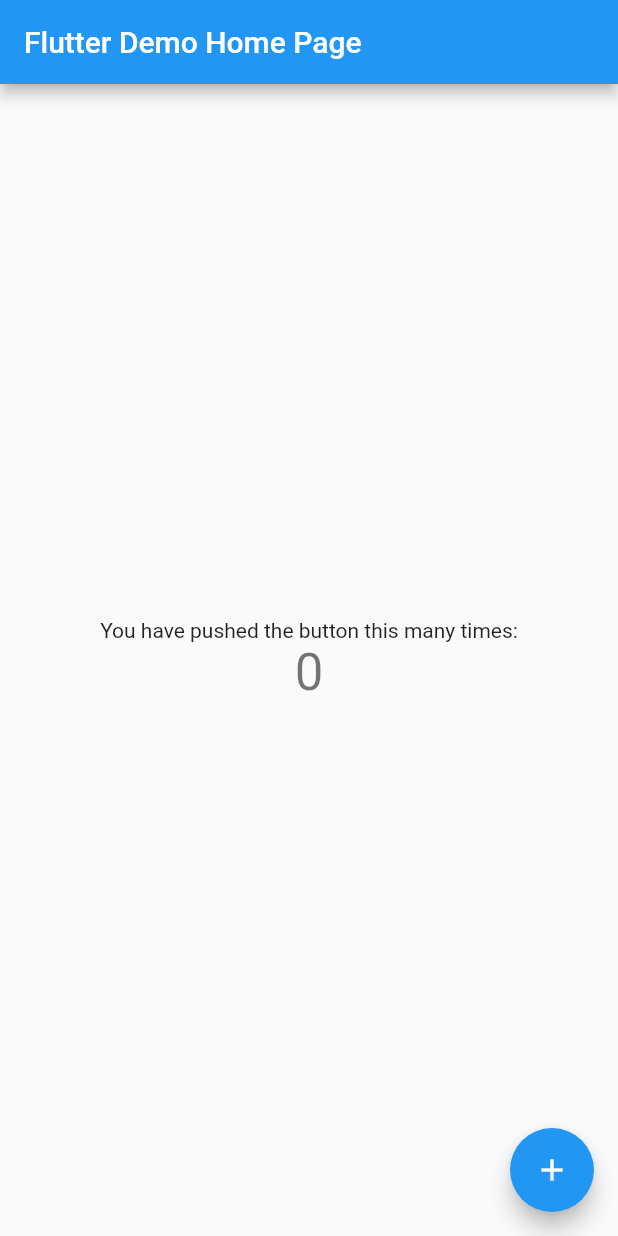
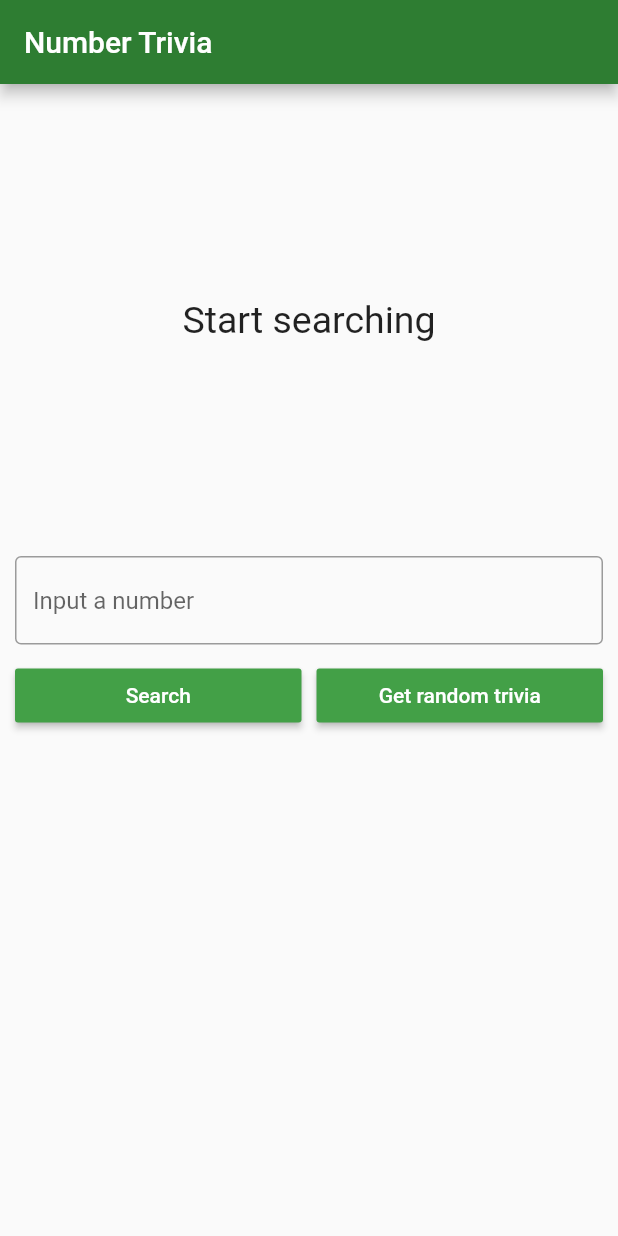
Before and after one commit to D-Alegria/number-trivia-app, a Flutter app: the screen it shows after launch, on a phone screen of 412 x 824 dp. Run offline on Flutter 3.47's test engine with Material 2 defaults, Android fonts, the phone set to English and light mode, and no system bars; our stand-ins replace bloc, dartz, data_connection_checker, equatable, flutter_bloc, get_it and 1 more.

Commit message:
Added presentation layer

```diff
--- /dev/null
+++ b/lib/features/number_trivia/presentation/pages/number_trivia_page.dart
@@ -0,0 +1,58 @@
+import 'package:flutter/material.dart';
+import 'package:flutter_bloc/flutter_bloc.dart';
+import 'package:number_trivia/features/number_trivia/presentation/bloc/bloc.dart';
+import 'package:number_trivia/features/number_trivia/presentation/widgets/widgets.dart';
+
+import '../../../../injection_container.dart';
+
+///Created by Demilade Oladugba on 4/8/2020
+
+class NumberTriviaPage extends StatelessWidget {
+  @override
+  Widget build(BuildContext context) {
+    return Scaffold(
+      appBar: AppBar(
+        title: Text('Number Trivia'),
+      ),
+      body: BlocProvider(
+        builder: (_) => sl<NumberTriviaBloc>(),
+        child: SingleChildScrollView(
+          child: Center(
+            child: Padding(
+              padding: const EdgeInsets.all(10),
+              child: Column(
+                children: <Widget>[
+                  SizedBox(height: 10),
+                  //Top Half
+                  BlocBuilder<NumberTriviaBloc, NumberTriviaState>(
+                    builder: (context, state) {
+                      if (state is Empty) {
+                        return MessageDisplay(
+                          message: 'Start searching',
+                        );
+                      } else if (state is Loading) {
+                        return LoadingWidget();
+                      } else if (state is Loaded) {
+                        return TriviaDisplay(
+                          numberTrivia: state.trivia,
+                        );
+                      } else if (state is Error) {
+                        return MessageDisplay(
+                          message: state.message,
+                        );
+                      }
+                      return null;
+                    },
+                  ),
+                  SizedBox(height: 20),
+                  //Bottom Half
+                  TriviaControls()
+                ],
+              ),
+            ),
+          ),
+        ),
+      ),
+    );
+  }
+}
--- /dev/null
+++ b/lib/features/number_trivia/presentation/widgets/message_display.dart
@@ -0,0 +1,25 @@
+import 'package:flutter/material.dart';
+
+///Created by Demilade Oladugba on 4/8/2020
+
+class MessageDisplay extends StatelessWidget {
+  final String message;
+
+  const MessageDisplay({Key key, this.message}) : super(key: key);
+
+  @override
+  Widget build(BuildContext context) {
+    return Container(
+      height: MediaQuery.of(context).size.height / 3,
+      child: Center(
+        child: SingleChildScrollView(
+          child: Text(
+            message,
+            style: TextStyle(fontSize: 25),
+            textAlign: TextAlign.center,
+          ),
+        ),
+      ),
+    );
+  }
+}
--- /dev/null
+++ b/lib/features/number_trivia/presentation/widgets/trivia_controls.dart
@@ -0,0 +1,74 @@
+import 'package:flutter/material.dart';
+import 'package:flutter_bloc/flutter_bloc.dart';
+import 'package:number_trivia/features/number_trivia/presentation/bloc/number_trivia_bloc.dart';
+import 'package:number_trivia/features/number_trivia/presentation/bloc/number_trivia_event.dart';
+
+///Created by Demilade Oladugba on 4/8/2020
+
+class TriviaControls extends StatefulWidget {
+  @override
+  _TriviaControlsState createState() => _TriviaControlsState();
+}
+
+class _TriviaControlsState extends State<TriviaControls> {
+  final controller = TextEditingController();
+  String inputStr;
+
+  @override
+  Widget build(BuildContext context) {
+    return Column(
+      children: <Widget>[
+        TextField(
+          controller: controller,
+          keyboardType: TextInputType.number,
+          onChanged: (value) {
+            inputStr = value;
+          },
+          onSubmitted: (_) {
+            dispatchConcrete();
+          },
+          decoration: InputDecoration(
+            border: OutlineInputBorder(),
+            hintText: 'Input a number',
+          ),
+        ),
+        SizedBox(height: 10),
+        Row(children: <Widget>[
+          Expanded(
+            child: RaisedButton(
+              onPressed: () {
+                dispatchConcrete();
+              },
+              child: Text('Search'),
+              color: Theme.of(context).accentColor,
+              textTheme: ButtonTextTheme.primary,
+            ),
+          ),
+          SizedBox(width: 10),
+          Expanded(
+            child: RaisedButton(
+              onPressed: () {
+                dispatchRandom();
+              },
+              child: Text('Get random trivia'),
+              color: Theme.of(context).accentColor,
+              textTheme: ButtonTextTheme.primary,
+            ),
+          ),
+        ])
+      ],
+    );
+  }
+
+  void dispatchConcrete() {
+    controller.clear();
+    BlocProvider.of<NumberTriviaBloc>(context)
+        .dispatch(GetTriviaForConcreteNumber(numberString: inputStr));
+  }
+
+  void dispatchRandom() {
+    controller.clear();
+    BlocProvider.of<NumberTriviaBloc>(context)
+        .dispatch(GetTriviaForRandomNumber());
+  }
+}
--- /dev/null
+++ b/lib/features/number_trivia/presentation/widgets/widgets.dart
@@ -0,0 +1,6 @@
+///Created by Demilade Oladugba on 4/8/2020
+
+export 'loading_widget.dart';
+export 'trivia_display.dart';
+export 'message_display.dart';
+export 'trivia_controls.dart';
--- a/lib/main.dart
+++ b/lib/main.dart
@@ -1,4 +1,5 @@
 import 'package:flutter/material.dart';
+import 'package:number_trivia/features/number_trivia/presentation/pages/number_trivia_page.dart';
 import 'injection_container.dart' as di;
 
 void main() async {
@@ -7,109 +8,15 @@ void main() async {
 }
 
 class MyApp extends StatelessWidget {
-  // This widget is the root of your application.
   @override
   Widget build(BuildContext context) {
     return MaterialApp(
-      title: 'Flutter Demo',
+      title: 'Number Trivia App',
       theme: ThemeData(
-        // This is the theme of your application.
-        //
-        // Try running your application with "flutter run". You'll see the
-        // application has a blue toolbar. Then, without quitting the app, try
-        // changing the primarySwatch below to Colors.green and then invoke
-        // "hot reload" (press "r" in the console where you ran "flutter run",
-        // or simply save your changes to "hot reload" in a Flutter IDE).
-        // Notice that the counter didn't reset back to zero; the application
-        // is not restarted.
-        primarySwatch: Colors.blue,
+        primaryColor: Colors.green.shade800,
+        accentColor: Colors.green.shade600,
       ),
-      home: MyHomePage(title: 'Flutter Demo Home Page'),
+      home: NumberTriviaPage(),
     );
   }
 }
-
-class MyHomePage extends StatefulWidget {
-  MyHomePage({Key key, this.title}) : super(key: key);
-
-  // This widget is the home page of your application. It is stateful, meaning
-  // that it has a State object (defined below) that contains fields that affect
-  // how it looks.
-
-  // This class is the configuration for the state. It holds the values (in this
-  // case the title) provided by the parent (in this case the App widget) and
-  // used by the build method of the State. Fields in a Widget subclass are
-  // always marked "final".
-
-  final String title;
-
-  @override
-  _MyHomePageState createState() => _MyHomePageState();
-}
-
-class _MyHomePageState extends State<MyHomePage> {
-  int _counter = 0;
-
-  void _incrementCounter() {
-    setState(() {
-      // This call to setState tells the Flutter framework that something has
-      // changed in this State, which causes it to rerun the build method below
-      // so that the display can reflect the updated values. If we changed
-      // _counter without calling setState(), then the build method would not be
-      // called again, and so nothing would appear to happen.
-      _counter++;
-    });
-  }
-
-  @override
-  Widget build(BuildContext context) {
-    // This method is rerun every time setState is called, for instance as done
-    // by the _incrementCounter method above.
-    //
-    // The Flutter framework has been optimized to make rerunning build methods
-    // fast, so that you can just rebuild anything that needs updating rather
-    // than having to individually change instances of widgets.
-    return Scaffold(
-      appBar: AppBar(
-        // Here we take the value from the MyHomePage object that was created by
-        // the App.build method, and use it to set our appbar title.
-        title: Text(widget.title),
-      ),
-      body: Center(
-        // Center is a layout widget. It takes a single child and positions it
-        // in the middle of the parent.
-        child: Column(
-          // Column is also a layout widget. It takes a list of children and
-          // arranges them vertically. By default, it sizes itself to fit its
-          // children horizontally, and tries to be as tall as its parent.
-          //
-          // Invoke "debug painting" (press "p" in the console, choose the
-          // "Toggle Debug Paint" action from the Flutter Inspector in Android
-          // Studio, or the "Toggle Debug Paint" command in Visual Studio Code)
-          // to see the wireframe for each widget.
-          //
-          // Column has various properties to control how it sizes itself and
-          // how it positions its children. Here we use mainAxisAlignment to
-          // center the children vertically; the main axis here is the vertical
-          // axis because Columns are vertical (the cross axis would be
-          // horizontal).
-          mainAxisAlignment: MainAxisAlignment.center,
-          children: <Widget>[
-            Text(
-              'You have pushed the button this many times:',
-            ),
-            Text(
-              '$_counter',
-              style: Theme.of(context).textTheme.display1,
-            ),
-          ],
-        ),
-      ),
-      floatingActionButton: FloatingActionButton(
-        onPressed: _incrementCounter,
-        tooltip: 'Increment',
-        child: Icon(Icons.add),
-      ), // This trailing comma makes auto-formatting nicer for build methods.
-    );
-  }
-}
```
Also changed, not shown: lib/features/number_trivia/presentation/widgets/loading_widget.dart (added, +12 -0 lines), lib/features/number_trivia/presentation/widgets/trivia_display.dart (added, +39 -0 lines), 2 other files.
